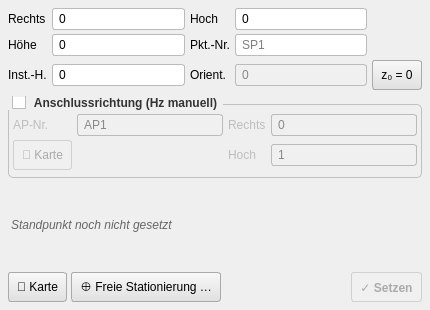
Qt form standort_dialog_base.ui (geopackix/qgis_sokkia) before a commit.
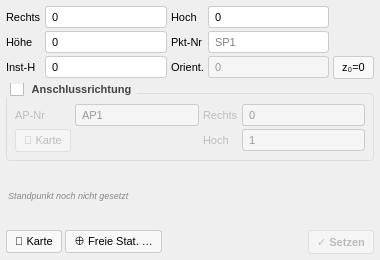
The same form after that commit.

Commit message: slim design on side-bar

Diff of the .ui file:
```diff
--- a/standort_dialog_base.ui
+++ b/standort_dialog_base.ui
@@ -3,33 +3,33 @@
  <class>StandortDialogBase</class>
  <widget class="QDialog" name="StandortDialogBase">
   <property name="geometry">
-   <rect><x>0</x><y>0</y><width>430</width><height>310</height></rect>
+   <rect><x>0</x><y>0</y><width>380</width><height>260</height></rect>
   </property>
   <property name="windowTitle"><string>Standort setzen</string></property>
   <property name="styleSheet">
-   <string notr="true">QGroupBox{font-weight:bold;border:1px solid #c0c0c0;border-radius:5px;margin-top:8px;padding-top:4px;}QGroupBox::title{subcontrol-origin:margin;subcontrol-position:top left;padding:0 4px;color:#333;}QLineEdit{border:1px solid #bbb;border-radius:3px;padding:2px 4px;background:white;}QLineEdit:disabled{background:#f0f0f0;color:#888;}QPushButton{border:1px solid #aaa;border-radius:3px;padding:3px 8px;background:qlineargradient(x1:0,y1:0,x2:0,y2:1,stop:0 #f8f8f8,stop:1 #e0e0e0);min-height:22px;}QPushButton:hover{background:qlineargradient(x1:0,y1:0,x2:0,y2:1,stop:0 #e8f0fe,stop:1 #c8d8f8);border-color:#6699cc;}QPushButton:pressed{background:#c0c8d8;}QPushButton:disabled{color:#aaa;background:#f0f0f0;border-color:#d0d0d0;}</string>
+   <string notr="true">*{font-size:11px;}QGroupBox{font-weight:600;border:1px solid #ddd;border-radius:4px;margin-top:10px;padding:6px 4px 4px 4px;}QGroupBox::title{subcontrol-origin:margin;subcontrol-position:top left;padding:0 4px;color:#444;}QLineEdit{border:1px solid #ccc;border-radius:3px;padding:2px 4px;background:#fff;}QLineEdit:disabled{background:#f5f5f5;color:#999;}QPushButton{border:1px solid #ccc;border-radius:3px;padding:4px 8px;background:#f8f8f8;}QPushButton:hover{background:#e3f2fd;border-color:#90caf9;}QPushButton:pressed{background:#bbdefb;}QPushButton:disabled{color:#bbb;background:#f5f5f5;border-color:#e0e0e0;}</string>
   </property>
   <layout class="QVBoxLayout" name="vl_main">
-   <property name="spacing"><number>6</number></property>
-   <property name="leftMargin"><number>8</number></property>
-   <property name="topMargin"><number>8</number></property>
-   <property name="rightMargin"><number>8</number></property>
-   <property name="bottomMargin"><number>8</number></property>
+   <property name="spacing"><number>4</number></property>
+   <property name="leftMargin"><number>6</number></property>
+   <property name="topMargin"><number>6</number></property>
+   <property name="rightMargin"><number>6</number></property>
+   <property name="bottomMargin"><number>6</number></property>
 
    <!-- Koordinateneingabe -->
    <item>
     <layout class="QGridLayout" name="grid_sp">
-     <property name="horizontalSpacing"><number>5</number></property>
-     <property name="verticalSpacing"><number>4</number></property>
+     <property name="horizontalSpacing"><number>4</number></property>
+     <property name="verticalSpacing"><number>3</number></property>
      <item row="0" column="0"><widget class="QLabel" name="label_8"><property name="text"><string>Rechts</string></property></widget></item>
      <item row="0" column="1"><widget class="QLineEdit" name="input_sp_x"><property name="text"><string>0</string></property></widget></item>
      <item row="0" column="2"><widget class="QLabel" name="lbl_x1"><property name="text"><string>Hoch</string></property></widget></item>
      <item row="0" column="3"><widget class="QLineEdit" name="input_sp_y"><property name="text"><string>0</string></property></widget></item>
      <item row="1" column="0"><widget class="QLabel" name="label_9"><property name="text"><string>H&#xF6;he</string></property></widget></item>
      <item row="1" column="1"><widget class="QLineEdit" name="input_sp_z"><property name="text"><string>0</string></property></widget></item>
-     <item row="1" column="2"><widget class="QLabel" name="label_3"><property name="text"><string>Pkt.-Nr.</string></property></widget></item>
+     <item row="1" column="2"><widget class="QLabel" name="label_3"><property name="text"><string>Pkt-Nr</string></property></widget></item>
      <item row="1" column="3"><widget class="QLineEdit" name="input_standpoint"><property name="placeholderText"><string>SP1</string></property></widget></item>
-     <item row="2" column="0"><widget class="QLabel" name="label_4"><property name="text"><string>Inst.-H.</string></property></widget></item>
+     <item row="2" column="0"><widget class="QLabel" name="label_4"><property name="text"><string>Inst-H</string></property></widget></item>
      <item row="2" column="1"><widget class="QLineEdit" name="input_ih"><property name="text"><string>0</string></property></widget></item>
      <item row="2" column="2"><widget class="QLabel" name="label_11"><property name="text"><string>Orient.</string></property></widget></item>
      <item row="2" column="3">
@@ -40,9 +40,9 @@
      </item>
      <item row="2" column="4">
       <widget class="QPushButton" name="btn_zero_orientation">
-       <property name="text"><string>z&#x2080; = 0</string></property>
+       <property name="text"><string>z&#x2080;=0</string></property>
        <property name="toolTip"><string>Orientierung auf 0 gon setzen (aktueller Hz-Messwert wird als Nordrichtung &#xFC;bernommen)</string></property>
-       <property name="maximumWidth"><number>60</number></property>
+       <property name="maximumSize"><size><width>44</width><height>16777215</height></size></property>
       </widget>
      </item>
     </layout>
@@ -51,17 +51,17 @@
    <!-- Anschlussrichtung -->
    <item>
     <widget class="QGroupBox" name="groupBox_8">
-     <property name="title"><string>Anschlussrichtung (Hz manuell)</string></property>
+     <property name="title"><string>Anschlussrichtung</string></property>
      <property name="checkable"><bool>true</bool></property>
      <property name="checked"><bool>false</bool></property>
      <layout class="QGridLayout" name="grid_ap">
-      <property name="horizontalSpacing"><number>5</number></property>
+      <property name="horizontalSpacing"><number>4</number></property>
       <property name="verticalSpacing"><number>3</number></property>
       <property name="leftMargin"><number>4</number></property>
       <property name="topMargin"><number>4</number></property>
       <property name="rightMargin"><number>4</number></property>
       <property name="bottomMargin"><number>4</number></property>
-      <item row="0" column="0"><widget class="QLabel" name="label_14"><property name="text"><string>AP-Nr.</string></property></widget></item>
+      <item row="0" column="0"><widget class="QLabel" name="label_14"><property name="text"><string>AP-Nr</string></property></widget></item>
       <item row="0" column="1"><widget class="QLineEdit" name="input_ap"><property name="text"><string>AP1</string></property></widget></item>
       <item row="0" column="2"><widget class="QLabel" name="label_12"><property name="text"><string>Rechts</string></property></widget></item>
       <item row="0" column="3"><widget class="QLineEdit" name="input_ap_x"><property name="text"><string>0</string></property></widget></item>
@@ -82,14 +82,14 @@
     <widget class="QLabel" name="lbl_sp_dialog">
      <property name="text"><string>Standpunkt noch nicht gesetzt</string></property>
      <property name="wordWrap"><bool>true</bool></property>
-     <property name="styleSheet"><string notr="true">color:#666;font-style:italic;padding:2px 0;</string></property>
+     <property name="styleSheet"><string notr="true">color:#888;font-style:italic;font-size:9px;padding:1px 0;</string></property>
     </widget>
    </item>
 
    <!-- Schaltfl&#xE4;chen -->
    <item>
     <layout class="QHBoxLayout" name="hl_dlg_btns">
-     <property name="spacing"><number>4</number></property>
+     <property name="spacing"><number>3</number></property>
      <item>
       <widget class="QPushButton" name="btn_select_sp">
        <property name="text"><string>&#x1F4CD; Karte</string></property>
@@ -98,7 +98,7 @@
      </item>
      <item>
       <widget class="QPushButton" name="btn_resection">
-       <property name="text"><string>&#x2295; Freie Stationierung &#x2026;</string></property>
+       <property name="text"><string>&#x2295; Freie Stat. &#x2026;</string></property>
        <property name="toolTip"><string>Standpunkt aus Messungen zu bekannten Anschlusspunkten berechnen</string></property>
       </widget>
      </item>
@@ -113,7 +113,7 @@
        <property name="enabled"><bool>false</bool></property>
        <property name="text"><string>&#x2713; Setzen</string></property>
        <property name="toolTip"><string>Standpunkt mit eingegebenen Werten setzen und Orientierung berechnen</string></property>
-       <property name="styleSheet"><string notr="true">QPushButton:enabled{background:qlineargradient(x1:0,y1:0,x2:0,y2:1,stop:0 #e3f2fd,stop:1 #bbdefb);border-color:#64b5f6;font-weight:bold;}</string></property>
+       <property name="styleSheet"><string notr="true">QPushButton:enabled{background:#e3f2fd;border-color:#64b5f6;font-weight:bold;}</string></property>
       </widget>
      </item>
     </layout>
```
The commit also changes 5 other files.
